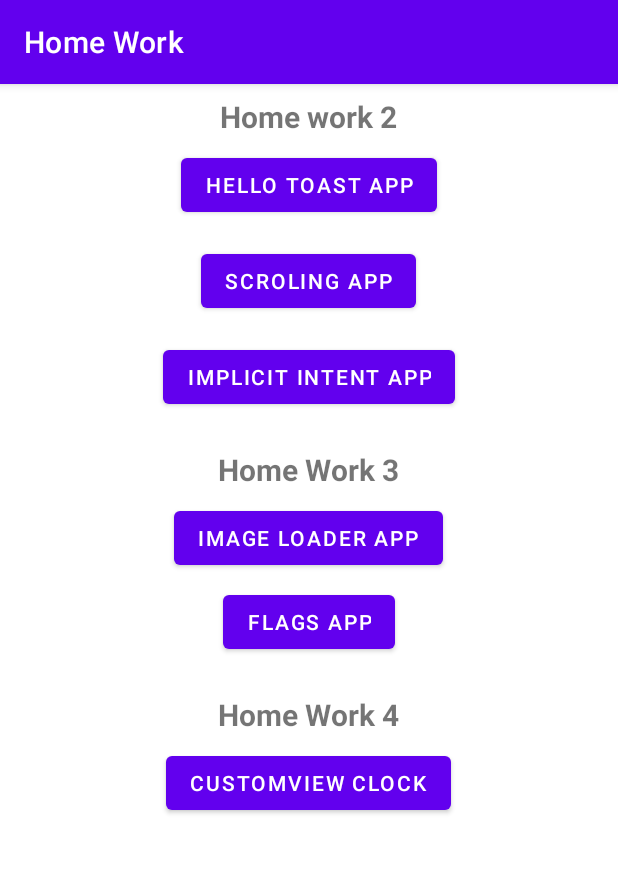
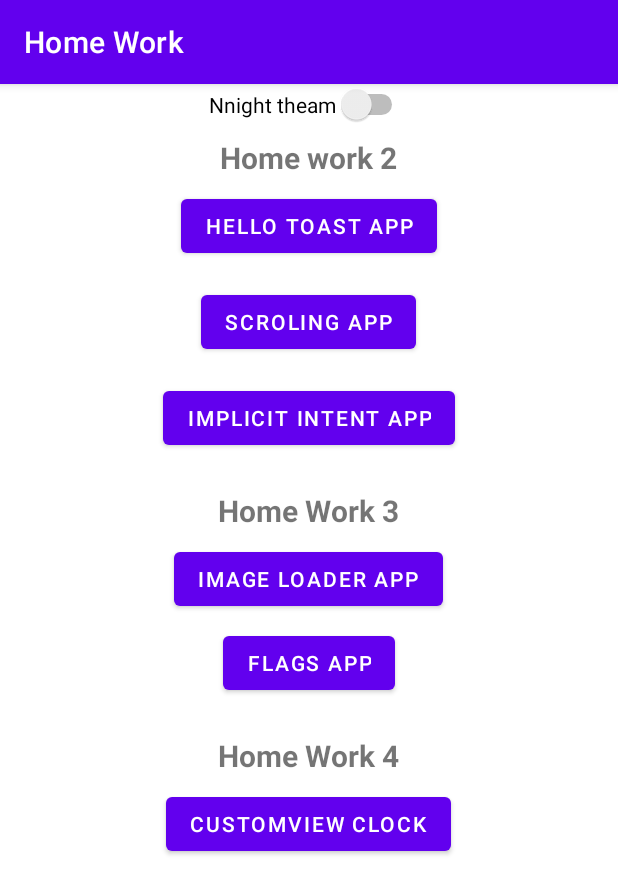
Before and after one commit to SmallGreenMan/Anderson_HomeWork, an Android app: the screen it shows after launch (MainActivity), on a phone screen of 412 x 824 dp. Shown: the top 894 px of the screen. Run offline under Robolectric (Android 15) with nearby library versions, the phone set to English and light mode, and no system bars.

Commit message:
add: night theam switcher

```diff
--- a/app/src/main/java/android/examample/imageloader_hw_31/MainActivity.kt
+++ b/app/src/main/java/android/examample/imageloader_hw_31/MainActivity.kt
@@ -9,13 +9,26 @@ import android.examample.imageloader_hw_31.HomeWorck_2.MainActivity_HW_2_3
 import android.examample.imageloader_hw_31.HomeWorck_3.MainActivity_HW_3_1
 import android.examample.imageloader_hw_31.HomeWorck_3.MainActivity_HW_3_2
 import android.examample.imageloader_hw_31.HomeWorck_4.MainActivity_HW_4
+import android.widget.Switch
+import androidx.appcompat.app.AppCompatDelegate
 
 
 class MainActivity : AppCompatActivity() {
 
+    private lateinit var nightTeamSwitch: Switch
+
     override fun onCreate(savedInstanceState: Bundle?) {
         super.onCreate(savedInstanceState)
         setContentView(R.layout.activity_main)
+
+        nightTeamSwitch = findViewById(R.id.nightTheamSwitch)
+        nightTeamSwitch.setOnClickListener {
+            if (AppCompatDelegate.getDefaultNightMode() == AppCompatDelegate.MODE_NIGHT_NO)
+                AppCompatDelegate.setDefaultNightMode(AppCompatDelegate.MODE_NIGHT_NO)
+            else
+                AppCompatDelegate.setDefaultNightMode(AppCompatDelegate.MODE_NIGHT_YES)
+
+        }
     }
 
     fun goToHomework_3_1(view: android.view.View) {
--- a/app/src/main/res/layout/activity_main.xml
+++ b/app/src/main/res/layout/activity_main.xml
@@ -11,6 +11,12 @@
         android:layout_height="wrap_content"
         android:gravity="center_horizontal"
         android:orientation="vertical">
+
+        <Switch
+            android:id="@+id/nightTheamSwitch"
+            android:layout_width="wrap_content"
+            android:layout_height="wrap_content"
+            android:text="@string/nnight_theam" />
 
         <TextView
             android:id="@+id/textView_HW21_TextView"
@@ -46,7 +52,7 @@
             android:layout_marginTop="@dimen/inside_margin"
             android:layout_marginBottom="@dimen/inside_margin"
             android:onClick="goToHomework_2_3"
-            android:text="implicit intent app" />
+            android:text="@string/implicit_intent_app" />
 
         <TextView
             android:id="@+id/textView_HW31_TextView"
--- a/app/src/main/res/values/strings.xml
+++ b/app/src/main/res/values/strings.xml
@@ -57,4 +57,6 @@ This volume starts with the first new Beatle song, “Free as a Bird” (based o
     <string name="take_a_picture">Take a picture</string>
     <string name="home_worck_4">Home Work 4</string>
     <string name="customview_clock">CustomView Clock</string>
+    <string name="implicit_intent_app">implicit intent app</string>
+    <string name="nnight_theam">Nnight theam</string>
 </resources>
```
